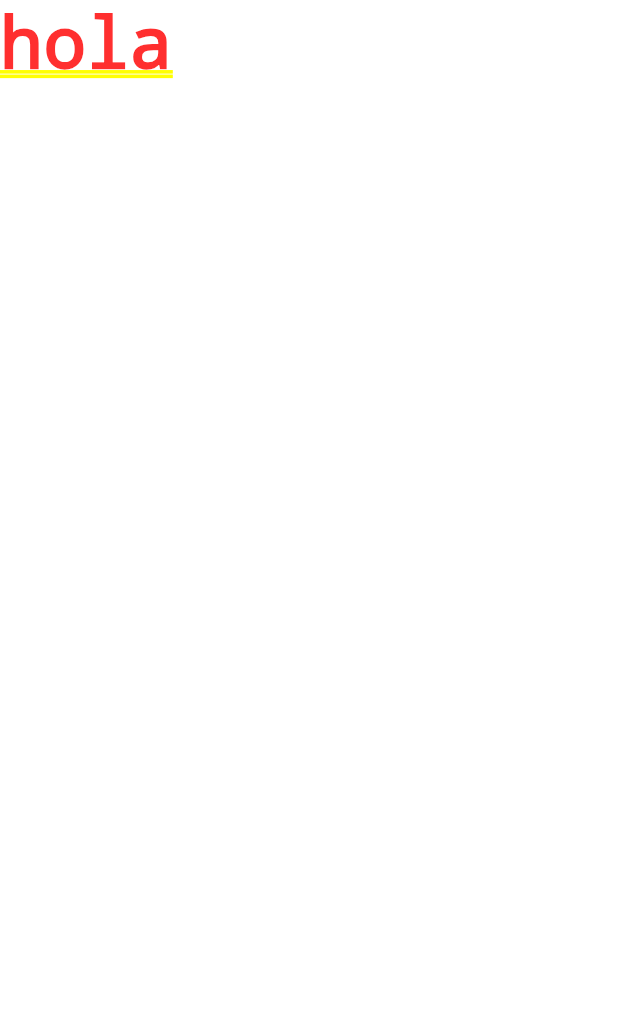
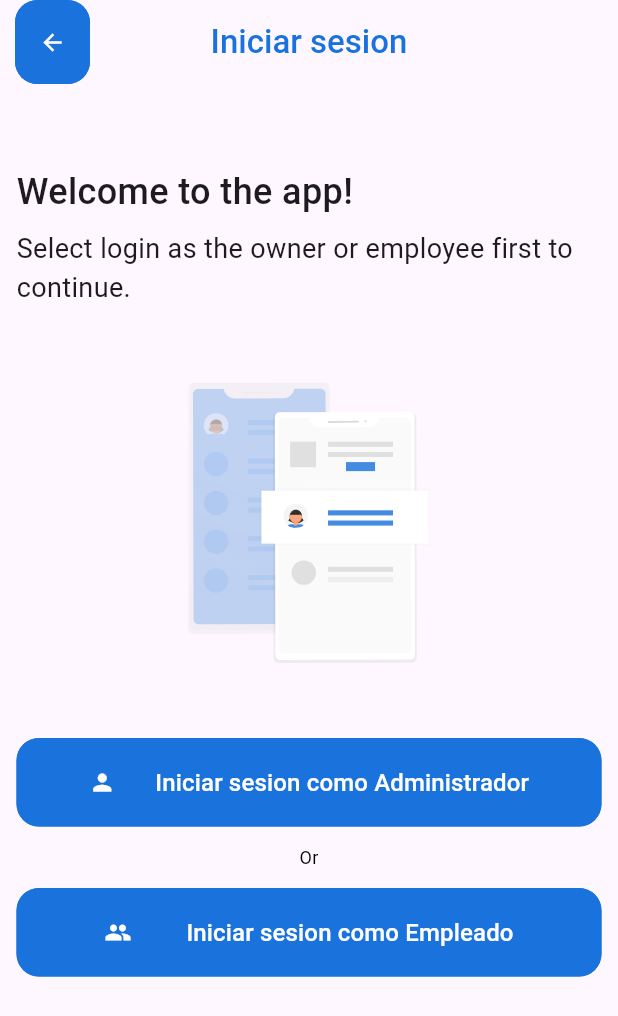
Before and after one commit to gustavosantaella/inventory, a Flutter app: the screen it shows after launch, after a tap on "Iniciar sesion", on a phone screen of 412 x 824 dp. Shown: the top 1016 px of the screen. Run offline on Flutter 3.47's test engine with Material 3 defaults, Android fonts, the phone set to English and light mode, and no system bars; our stand-ins replace flutter_svg.

Commit message:
feat: logi 'as' screen

```diff
--- a/point_of_sales/lib/config/constants.dart
+++ b/point_of_sales/lib/config/constants.dart
@@ -12,7 +12,7 @@ class _Lang {
 
 class ConstApp {
   static String appName = "SoftPOS";
-  static double padding = 4;
+  static double padding = 5.5;
   static _Lang lang = _Lang();
 
   static _ConstColors colors() {
--- a/point_of_sales/lib/helpers/styles/button.dart
+++ b/point_of_sales/lib/helpers/styles/button.dart
@@ -1,11 +1,11 @@
 import 'package:flutter/material.dart';
 import 'package:point_of_sales/config/constants.dart';
 
-buttonStyle({double? borderRadius = 18.0, Color? color, Color? borderColor}) {
+buttonStyle({double? borderRadius, Color? color, Color? borderColor}) {
   return ButtonStyle(
       shape: MaterialStateProperty.all<RoundedRectangleBorder>(
           RoundedRectangleBorder(
-              borderRadius: BorderRadius.circular(18.0),
+              borderRadius: BorderRadius.circular(borderRadius ?? 18.0),
               side: BorderSide(color: borderColor ?? ConstApp.colors().blue))),
       backgroundColor:
           MaterialStatePropertyAll(color ?? ConstApp.colors().blue));
--- a/point_of_sales/lib/main.dart
+++ b/point_of_sales/lib/main.dart
@@ -2,6 +2,7 @@ import 'dart:ui';
 
 import 'package:flutter/material.dart';
 import 'package:point_of_sales/modules/auth/screens/login_or_signin.dart';
+import 'package:point_of_sales/modules/auth/screens/login_as_owner_or_employee.dart';
 
 void main() {
   DartPluginRegistrant.ensureInitialized();
@@ -39,7 +40,7 @@ class MyApp extends StatelessWidget {
       initialRoute: '/login-signin',
       routes: {
         "/login-signin": (context) => const LoginOrSigin(),
-        "/login": (context) => const Text("hola")
+        "/login": (context) => const LoginAsOwnerOrEmployee()
       },
     );
   }
--- /dev/null
+++ b/point_of_sales/lib/modules/auth/screens/login_as_owner_or_employee.dart
@@ -0,0 +1,116 @@
+import 'package:flutter/material.dart';
+import 'package:flutter/widgets.dart';
+import 'package:point_of_sales/config/constants.dart';
+import 'package:point_of_sales/helpers/lang.dart';
+import 'package:flutter_svg/flutter_svg.dart';
+import 'package:point_of_sales/helpers/styles/button.dart';
+import 'package:point_of_sales/widgets/app_bar_back_button.dart';
+
+class LoginAsOwnerOrEmployee extends StatefulWidget {
+  const LoginAsOwnerOrEmployee({super.key});
+
+  @override
+  State<StatefulWidget> createState() => _LoginAsOwnerOrEmployeeState();
+}
+
+class _LoginAsOwnerOrEmployeeState extends State<LoginAsOwnerOrEmployee> {
+  @override
+  Widget build(BuildContext context) {
+    return Scaffold(
+        appBar: AppBar(
+          leadingWidth: 60,
+          centerTitle: true,
+          leading: backButton(() {
+            Navigator.pop(context);
+          }),
+          title: Text(
+            lang("Log in"),
+            style: TextStyle(
+                color: ConstApp.colors().blue, fontWeight: FontWeight.w500),
+          ),
+        ),
+        body: SafeArea(
+            child: SingleChildScrollView(
+          child: Padding(
+            padding: EdgeInsets.all(ConstApp.padding * 2),
+            child: Column(
+              children: [
+                const SizedBox(
+                  height: 44,
+                ),
+                Column(
+                  crossAxisAlignment: CrossAxisAlignment.start,
+                  mainAxisAlignment: MainAxisAlignment.start,
+                  children: [
+                    Text(
+                      lang("Welcome to the app!"),
+                      style: const TextStyle(
+                          fontSize: 24, fontWeight: FontWeight.w500),
+                    ),
+                    const SizedBox(
+                      height: 8,
+                    ),
+                    Text(
+                      lang(
+                          "Select login as the owner or employee first to continue."),
+                      style: const TextStyle(
+                          fontSize: 18, fontWeight: FontWeight.w400),
+                    )
+                  ],
+                ),
+                const SizedBox(height: 50),
+                SvgPicture.asset("assets/3.svg"),
+                const SizedBox(height: 50),
+                TextButton(
+                  onPressed: () {},
+                  style: buttonStyle(borderRadius: 15),
+                  child: Padding(
+                    padding: const EdgeInsets.all(10),
+                    child: Row(
+                        crossAxisAlignment: CrossAxisAlignment.center,
+                        mainAxisAlignment: MainAxisAlignment.spaceEvenly,
+                        children: [
+                          const Icon(
+                            Icons.person,
+                            color: Colors.white,
+                          ),
+                          Text(
+                            lang("Log in as Owner"),
+                            style: const TextStyle(
+                                color: Colors.white, fontSize: 16),
+                          ),
+                        ]),
+                  ),
+                ),
+                const SizedBox(height: 12),
+                Text(
+                  lang("Or"),
+                  style: const TextStyle(color: Colors.black, fontSize: 12),
+                ),
+                const SizedBox(height: 12),
+                TextButton(
+                    onPressed: () {},
+                    style: buttonStyle(borderRadius: 15),
+                    child: Padding(
+                      padding: const EdgeInsets.all(10),
+                      child: Row(
+                          crossAxisAlignment: CrossAxisAlignment.center,
+                          mainAxisAlignment: MainAxisAlignment.spaceEvenly,
+                          children: [
+                            const Icon(
+                              Icons.people,
+                              color: Colors.white,
+                            ),
+                            Text(
+                              lang("Log in as Employee"),
+                              style: const TextStyle(
+                                  color: Colors.white, fontSize: 16),
+                            ),
+                          ]),
+                    )),
+              ],
+            ),
+          ),
+        )));
+  }
+}
--- /dev/null
+++ b/point_of_sales/lib/widgets/app_bar_back_button.dart
@@ -0,0 +1,13 @@
+import 'package:flutter/material.dart';
+import 'package:point_of_sales/helpers/styles/button.dart';
+
+Widget backButton(VoidCallback onpressed) {
+  return Padding(
+    padding: const EdgeInsets.only(left: 10),
+    child: TextButton(
+      onPressed: onpressed,
+      style: buttonStyle(borderRadius: 15),
+      child: const Icon(Icons.arrow_back, color: Colors.white),
+    ),
+  );
+}
```
Also changed, not shown: point_of_sales/assets/3.svg (added).
